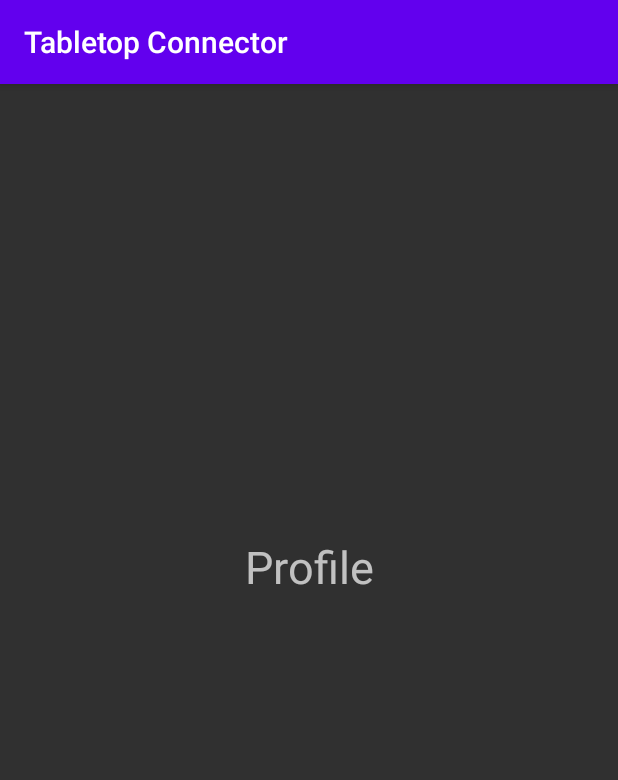
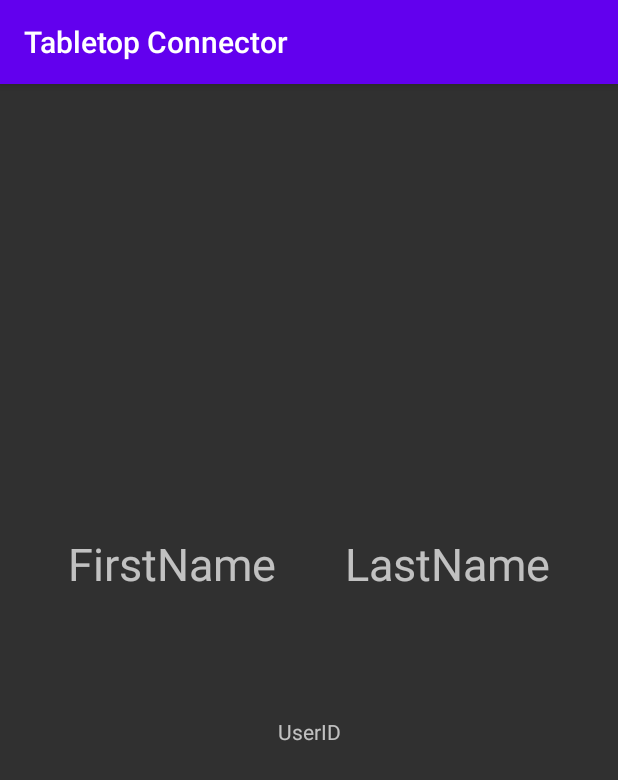
Before and after one commit to KordianCeranowski/tabletop-connector-front, an Android app: the fragment ProfileFragment shown on its own in the app's theme, on a phone screen of 412 x 824 dp. Shown: the top 780 px of the screen. Run offline under Robolectric (Android 15) with nearby library versions, the phone set to English and light mode, and no system bars; libraries missing offline, so code that uses them is left out: android.viewbinding.library, net.alexandroid.utils, splitties.views; 2 statements that could not run were skipped.

Commit message:
Fixed Profile Filling

```diff
--- a/app/src/main/java/com/example/tabletop/mvvm/api/UserApi.kt
+++ b/app/src/main/java/com/example/tabletop/mvvm/api/UserApi.kt
@@ -20,7 +20,7 @@ interface UserApi {
         @Body registerRequest: RegisterRequest
     ): Response<RegisterResponse>
 
-    @POST(USER_API_GET_PROFILE_ENDPOINT)
+    @GET(USER_API_GET_PROFILE_ENDPOINT)
     suspend fun getProfile(
         @Header("Authorization") auth: String
     ): Response<Profile>
--- a/app/src/main/java/com/example/tabletop/mvvm/model/helpers/Profile.kt
+++ b/app/src/main/java/com/example/tabletop/mvvm/model/helpers/Profile.kt
@@ -3,8 +3,8 @@ package com.example.tabletop.mvvm.model.helpers
 import java.io.Serializable
 
 data class Profile(
-    val firstName: String,
-    val lastName: String,
-    val image: String,
+    val firstName: String?,
+    val lastName: String?,
+    val image: String?,
     val id: String = ""
 ) : Serializable
--- a/app/src/main/res/layout/fragment_profile.xml
+++ b/app/src/main/res/layout/fragment_profile.xml
@@ -7,15 +7,49 @@
     tools:context=".main.activity.EventActivity">
 
     <TextView
-        android:id="@+id/tv_profile"
+        android:id="@+id/tv_profile_firstname"
         android:layout_width="wrap_content"
         android:layout_height="wrap_content"
-        android:text="Profile"
+        android:text="FirstName"
+        android:textSize="30sp"
+        app:layout_constraintBottom_toBottomOf="parent"
+        app:layout_constraintEnd_toStartOf="@+id/tv_profile_lastname"
+        app:layout_constraintHorizontal_bias="0.5"
+        app:layout_constraintStart_toStartOf="parent"
+        app:layout_constraintTop_toTopOf="parent"
+        app:layout_constraintVertical_bias="0.412" />
+
+    <TextView
+        android:id="@+id/tv_profile_id"
+        android:layout_width="wrap_content"
+        android:layout_height="wrap_content"
+        android:text="UserID"
+        android:textSize="14sp"
+        app:layout_constraintBottom_toBottomOf="parent"
+        app:layout_constraintEnd_toEndOf="parent"
+        app:layout_constraintHorizontal_bias="0.5"
+        app:layout_constraintStart_toStartOf="parent"
+        app:layout_constraintTop_toTopOf="parent"
+        app:layout_constraintVertical_bias="0.564" />
+
+    <TextView
+        android:id="@+id/tv_profile_lastname"
+        android:layout_width="wrap_content"
+        android:layout_height="wrap_content"
+        android:text="LastName"
         android:textSize="30sp"
         app:layout_constraintBottom_toBottomOf="parent"
         app:layout_constraintEnd_toEndOf="parent"
-        app:layout_constraintStart_toStartOf="parent"
+        app:layout_constraintHorizontal_bias="0.5"
+        app:layout_constraintStart_toEndOf="@+id/tv_profile_firstname"
         app:layout_constraintTop_toTopOf="parent"
-        app:layout_constraintVertical_bias="0.414" />
+        app:layout_constraintVertical_bias="0.412" />
+
+    <androidx.constraintlayout.widget.Guideline
+        android:id="@+id/guideline"
+        android:layout_width="wrap_content"
+        android:layout_height="wrap_content"
+        android:orientation="horizontal"
+        app:layout_constraintGuide_begin="20dp" />
 
 </androidx.constraintlayout.widget.ConstraintLayout>
```
Also changed, not shown: app/src/main/java/com/example/tabletop/main/fragment/ProfileFragment.kt (+15 -4 lines).
